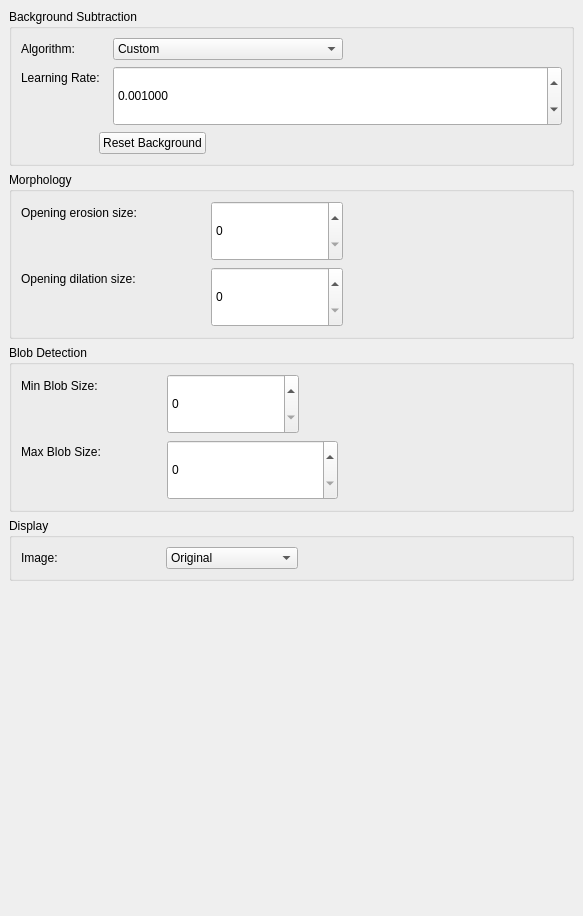
Qt form Src/View/TrackerParameterView.ui (BioroboticsLab/biotracker_backgroundsubtraction_tracker) before a commit.
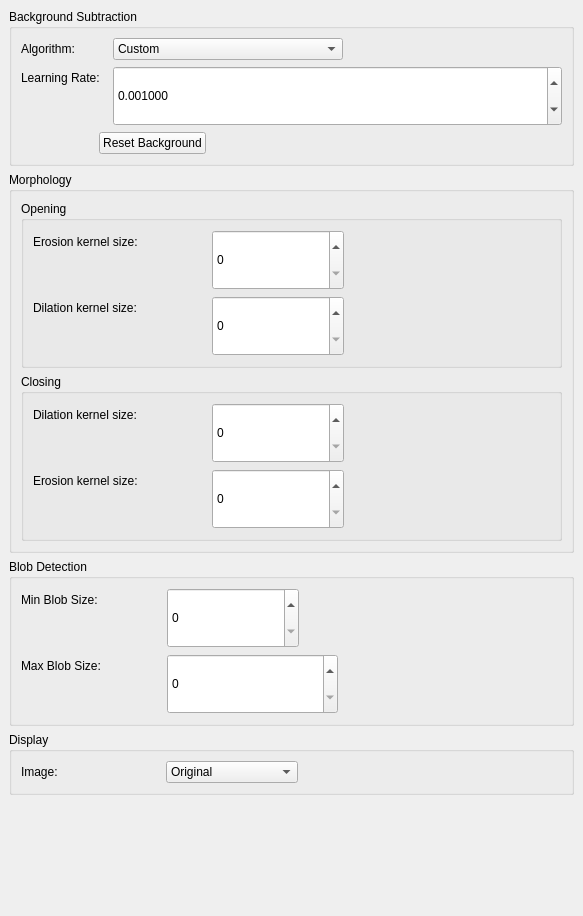
The same form after that commit.

Commit message: Merged erosion->dilation into single opening moprh, add closing morph

```diff
--- a/Src/View/TrackerParameterView.ui
+++ b/Src/View/TrackerParameterView.ui
@@ -221,6 +221,12 @@
            </property>
            <layout class="QVBoxLayout" name="verticalLayout_6">
             <item>
+             <widget class="QGroupBox" name="groupBox_5">
+              <property name="title">
+               <string>Opening</string>
+              </property>
+              <layout class="QFormLayout" name="formLayout_3">
+               <item row="0" column="0">
              <layout class="QFormLayout" name="formLayout_6">
               <property name="fieldGrowthPolicy">
                <enum>QFormLayout::ExpandingFieldsGrow</enum>
@@ -231,7 +237,7 @@
               <item row="0" column="0">
                <widget class="QLabel" name="label_3">
                 <property name="text">
-                 <string>Opening erosion size:</string>
+                    <string>Erosion kernel size:</string>
                 </property>
                </widget>
               </item>
@@ -251,7 +257,7 @@
               <item row="1" column="0">
                <widget class="QLabel" name="label_4">
                 <property name="text">
-                 <string>Opening dilation size:</string>
+                    <string>Dilation kernel size:</string>
                 </property>
                </widget>
               </item>
@@ -274,6 +280,68 @@
           </widget>
          </item>
          <item>
+             <widget class="QGroupBox" name="groupBox_6">
+              <property name="title">
+               <string>Closing</string>
+              </property>
+              <layout class="QFormLayout" name="formLayout_5">
+               <item row="0" column="0">
+                <layout class="QFormLayout" name="formLayout_7">
+                 <property name="fieldGrowthPolicy">
+                  <enum>QFormLayout::ExpandingFieldsGrow</enum>
+                 </property>
+                 <property name="horizontalSpacing">
+                  <number>74</number>
+                 </property>
+                 <item row="2" column="0">
+                  <widget class="QLabel" name="label_6">
+                   <property name="text">
+                    <string>Erosion kernel size:</string>
+                   </property>
+                  </widget>
+                 </item>
+                 <item row="2" column="1">
+                  <widget class="QSpinBox" name="lineEdit_3_ClosingErosionSize">
+                   <property name="minimumSize">
+                    <size>
+                     <width>132</width>
+                     <height>60</height>
+                    </size>
+                   </property>
+                   <property name="toolTip">
+                    <string>Set the opening erosion size</string>
+                   </property>
+                  </widget>
+                 </item>
+                 <item row="0" column="1">
+                  <widget class="QSpinBox" name="lineEdit_4_ClosingDilationSize">
+                   <property name="minimumSize">
+                    <size>
+                     <width>132</width>
+                     <height>60</height>
+                    </size>
+                   </property>
+                   <property name="toolTip">
+                    <string>Set the opening dilation size</string>
+                   </property>
+                  </widget>
+                 </item>
+                 <item row="0" column="0">
+                  <widget class="QLabel" name="label_10">
+                   <property name="text">
+                    <string>Dilation kernel size:</string>
+                   </property>
+                  </widget>
+                 </item>
+                </layout>
+               </item>
+              </layout>
+             </widget>
+            </item>
+           </layout>
+          </widget>
+         </item>
+         <item>
           <widget class="QGroupBox" name="groupBox_3">
            <property name="title">
             <string>Blob Detection</string>
```
Left out of the diff: 4 changed lines with no effect on the pictures. Lines whose indentation alone changed are shown as unchanged. The commit also changes 10 other files.
